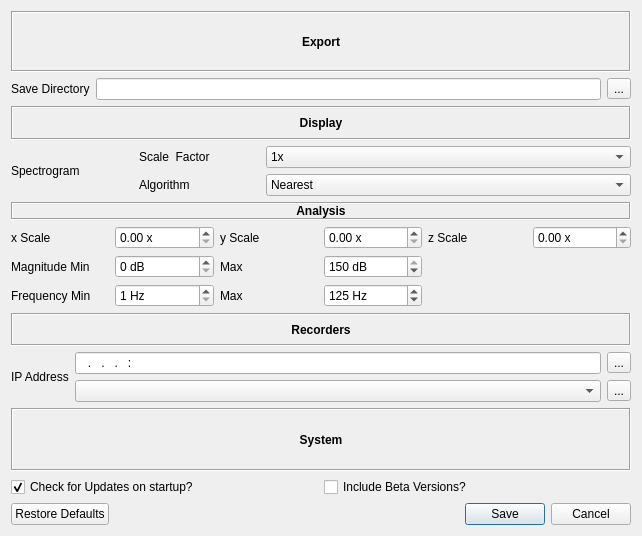
3ll3d00d/qvibe-analyser, file src/main/python/ui/preferences.ui: the form before one commit.
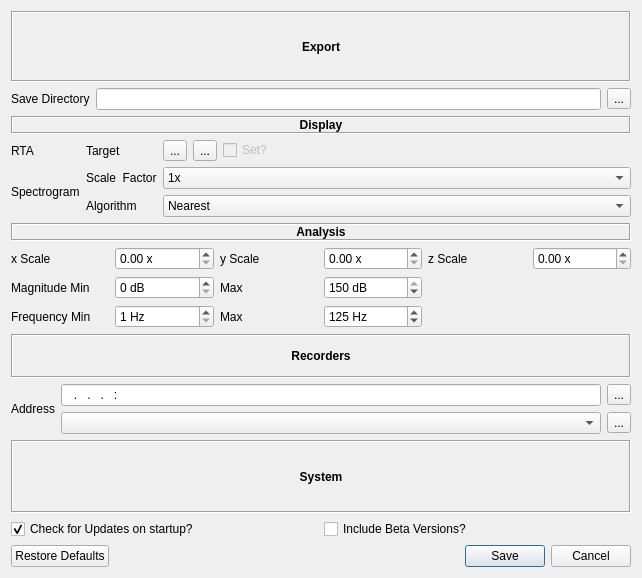
The form after the commit.

Commit message: allow a target curve to be loaded #1

Patch:
```diff
--- a/src/main/python/ui/preferences.ui
+++ b/src/main/python/ui/preferences.ui
@@ -7,7 +7,7 @@
     <x>0</x>
     <y>0</y>
     <width>642</width>
-    <height>536</height>
+    <height>578</height>
    </rect>
   </property>
   <property name="windowTitle">
@@ -64,7 +64,14 @@
       </layout>
      </item>
      <item>
-      <layout class="QGridLayout" name="displayPane" rowstretch="0,0,0" columnstretch="1,1,3">
+      <layout class="QGridLayout" name="displayPane" rowstretch="0,0,0,0" columnstretch="0,0,1">
+       <item row="1" column="0">
+        <widget class="QLabel" name="rtaLabel">
+         <property name="text">
+          <string>RTA</string>
+         </property>
+        </widget>
+       </item>
        <item row="0" column="0" colspan="3">
         <widget class="QLabel" name="displayLayoutLabel">
          <property name="font">
@@ -87,7 +94,14 @@
          </property>
         </widget>
        </item>
-       <item row="1" column="2">
+       <item row="1" column="1">
+        <widget class="QLabel" name="targetLabel">
+         <property name="text">
+          <string>Target</string>
+         </property>
+        </widget>
+       </item>
+       <item row="2" column="2">
         <widget class="QComboBox" name="spectroScaleFactor">
          <item>
           <property name="text">
@@ -121,21 +135,56 @@
          </item>
         </widget>
        </item>
-       <item row="1" column="1">
-        <widget class="QLabel" name="spectroScaleFactorLabel">
-         <property name="text">
-          <string>Scale  Factor</string>
-         </property>
-        </widget>
-       </item>
-       <item row="1" column="0" rowspan="2">
+       <item row="2" column="0" rowspan="2">
         <widget class="QLabel" name="spectroScaleLabel">
          <property name="text">
           <string>Spectrogram</string>
          </property>
         </widget>
        </item>
-       <item row="2" column="2">
+       <item row="3" column="1">
+        <widget class="QLabel" name="spectroScaleAlgoLabel">
+         <property name="text">
+          <string>Algorithm</string>
+         </property>
+        </widget>
+       </item>
+       <item row="2" column="1">
+        <widget class="QLabel" name="spectroScaleFactorLabel">
+         <property name="text">
+          <string>Scale  Factor</string>
+         </property>
+        </widget>
+       </item>
+       <item row="1" column="2">
+        <layout class="QHBoxLayout" name="targetLayout">
+         <item>
+          <widget class="QToolButton" name="loadTarget">
+           <property name="text">
+            <string>...</string>
+           </property>
+          </widget>
+         </item>
+         <item>
+          <widget class="QToolButton" name="clearTarget">
+           <property name="text">
+            <string>...</string>
+           </property>
+          </widget>
+         </item>
+         <item>
+          <widget class="QCheckBox" name="targetSet">
+           <property name="enabled">
+            <bool>false</bool>
+           </property>
+           <property name="text">
+            <string>Set?</string>
+           </property>
+          </widget>
+         </item>
+        </layout>
+       </item>
+       <item row="3" column="2">
         <widget class="QComboBox" name="spectroScaleAlgo">
          <item>
           <property name="text">
@@ -164,13 +213,6 @@
          </item>
         </widget>
        </item>
-       <item row="2" column="1">
-        <widget class="QLabel" name="spectroScaleAlgoLabel">
-         <property name="text">
-          <string>Algorithm</string>
-         </property>
-        </widget>
-       </item>
       </layout>
      </item>
      <item>
@@ -372,7 +414,7 @@
        <item row="1" column="0" rowspan="2">
         <widget class="QLabel" name="ipAddressLabel">
          <property name="text">
-          <string>IP Address</string>
+          <string>Address</string>
          </property>
         </widget>
        </item>
```
Left out of the diff: 68 changed lines with no effect on the pictures. The commit also changes 8 other files.
